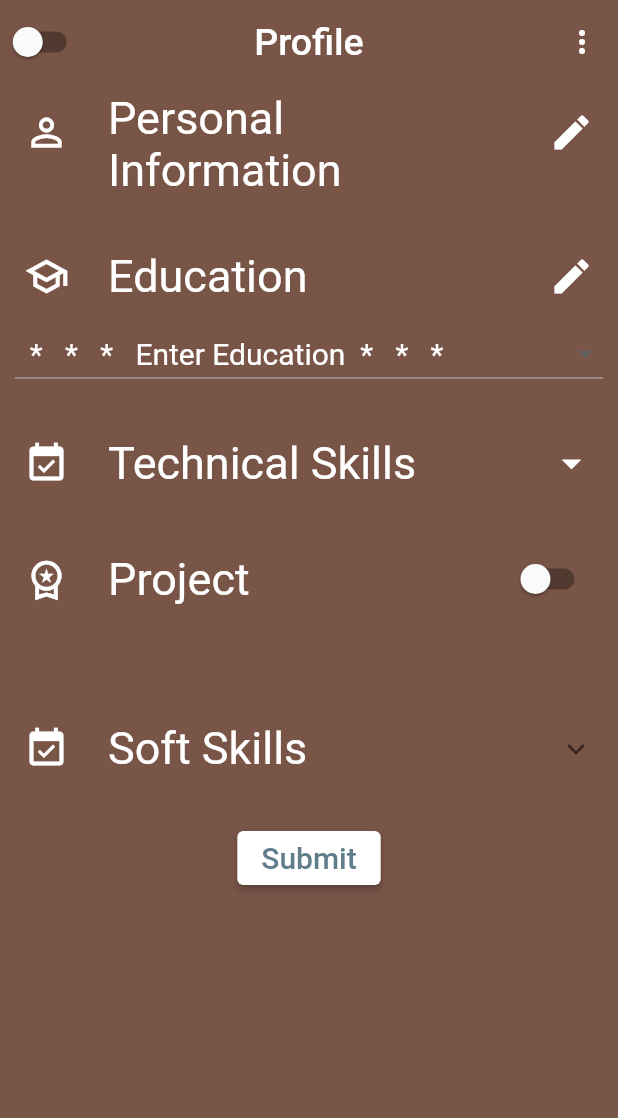
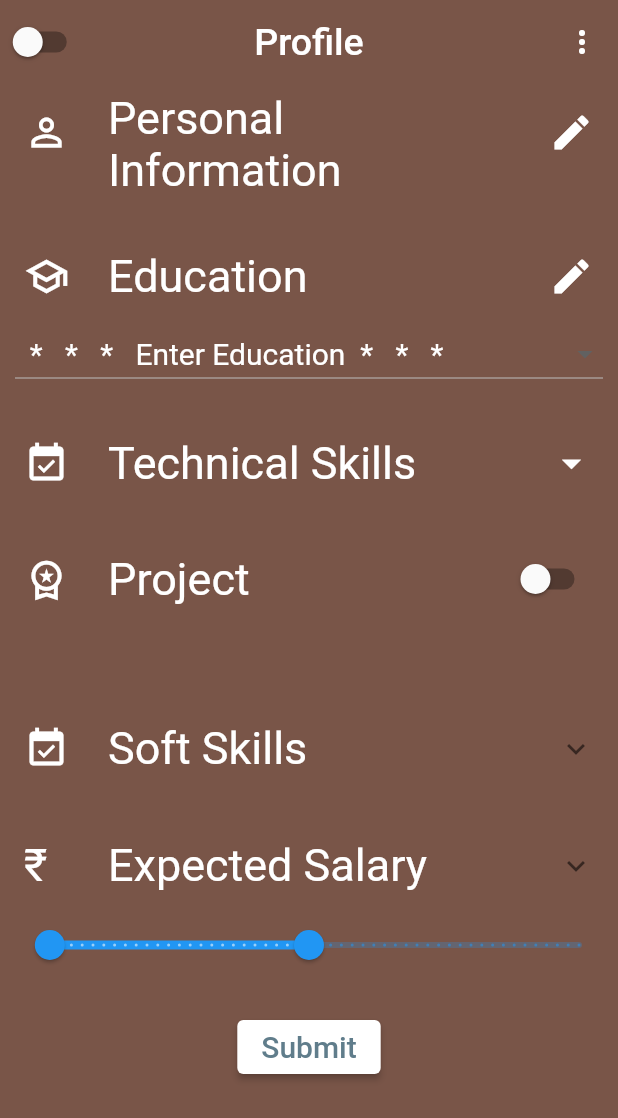
Before and after one commit to VivekTailor19/resume_builder, a Flutter app: the Profile screen opened by its route, on a phone screen of 412 x 824 dp. Shown: the top 1118 px of the screen. Run offline on Flutter 3.47's test engine with Material 2 defaults, Android fonts, the phone set to English and light mode, and no system bars.

Commit message:
using flutter built resume

```diff
--- a/lib/profile.dart
+++ b/lib/profile.dart
@@ -1,4 +1,5 @@
 import 'package:flutter/material.dart';
+import 'package:flutter/services.dart';
 
 class Profile extends StatefulWidget {
   const Profile({Key? key}) : super(key: key);
@@ -26,6 +27,7 @@ class _ProfileState extends State<Profile> {
   Color light = Colors.brown.shade500;
   Color dark = Colors.black;
   Color c1 = Colors.brown.shade500;
+  RangeValues rangeValues = RangeValues(10000, 250000);
 
 
   @override
@@ -171,6 +173,7 @@ class _ProfileState extends State<Profile> {
               ),
 
               SizedBox(height: 20),
+
               ListTile(
                 leading:
                 Icon(Icons.school_outlined, size: 30, color: Colors.white),
@@ -204,6 +207,7 @@ class _ProfileState extends State<Profile> {
                     style: TextStyle(fontSize: 20, color: Colors.white),),
                 ),
               ),
+
               SizedBox(height: 20),
               ExpansionTile(
                 leading:
@@ -303,6 +307,7 @@ class _ProfileState extends State<Profile> {
               ),
 
               SizedBox(height: 20),
+
               ListTile(
                   leading:
                   Icon(Icons.workspace_premium_outlined, size: 30,
@@ -422,6 +427,24 @@ class _ProfileState extends State<Profile> {
                       style: TextStyle(fontSize: 20, color: Colors.white),),),
                 ],
               ),
+
+              SizedBox(height: 20),
+
+              ExpansionTile(
+                  leading: Text("₹",style: TextStyle(fontSize: 30,color: Colors.white)),
+                  title: Text(
+                    "Expected Salary",
+                    style: TextStyle(fontSize: 30, color: Colors.white),
+                  ),
+              ),
+              RangeSlider(values: rangeValues, onChanged: (value){
+                setState(() {
+                  rangeValues = value;
+                });
+              },min: 0,max: 500000,divisions: 50,
+                labels: RangeLabels("${rangeValues.start.round()}", "${rangeValues.end.round()}"),
+              ),
+
               SizedBox(height: 20),
 
               ElevatedButton(
@@ -429,13 +452,13 @@ class _ProfileState extends State<Profile> {
                   showDialog(context: context, builder: (context) {
                     return AlertDialog(title: Text("Are you wanted to Quit the Application"),
                       content: Row( mainAxisAlignment: MainAxisAlignment.spaceEvenly,children: [
-                        ElevatedButton(onPressed: () {setState(() {
-                          Navigator.pushNamed(context, "/");
-                        });},
+                        ElevatedButton(onPressed: () {
+                          SystemNavigator.pop();
+                       },
                           child: Text("Yes"), style: ElevatedButton.styleFrom(
                               backgroundColor: Colors.green),),
                         ElevatedButton(onPressed: () {setState(() {
-                          //Navigator.pushNamed(context, "profile");
+                          Navigator.pushReplacementNamed(context, "/");
                         });},
                           child: Text("No"), style: ElevatedButton.styleFrom(
                               backgroundColor: Colors.redAccent),),
@@ -446,7 +469,7 @@ class _ProfileState extends State<Profile> {
                 child: Text("Submit",
                     style: TextStyle(fontSize: 20, color: Colors.blueGrey)),
                 style: ElevatedButton.styleFrom(
-                  backgroundColor: Colors.white,),)
+                  backgroundColor: Colors.white,),),
 
             ],
           ),
```
